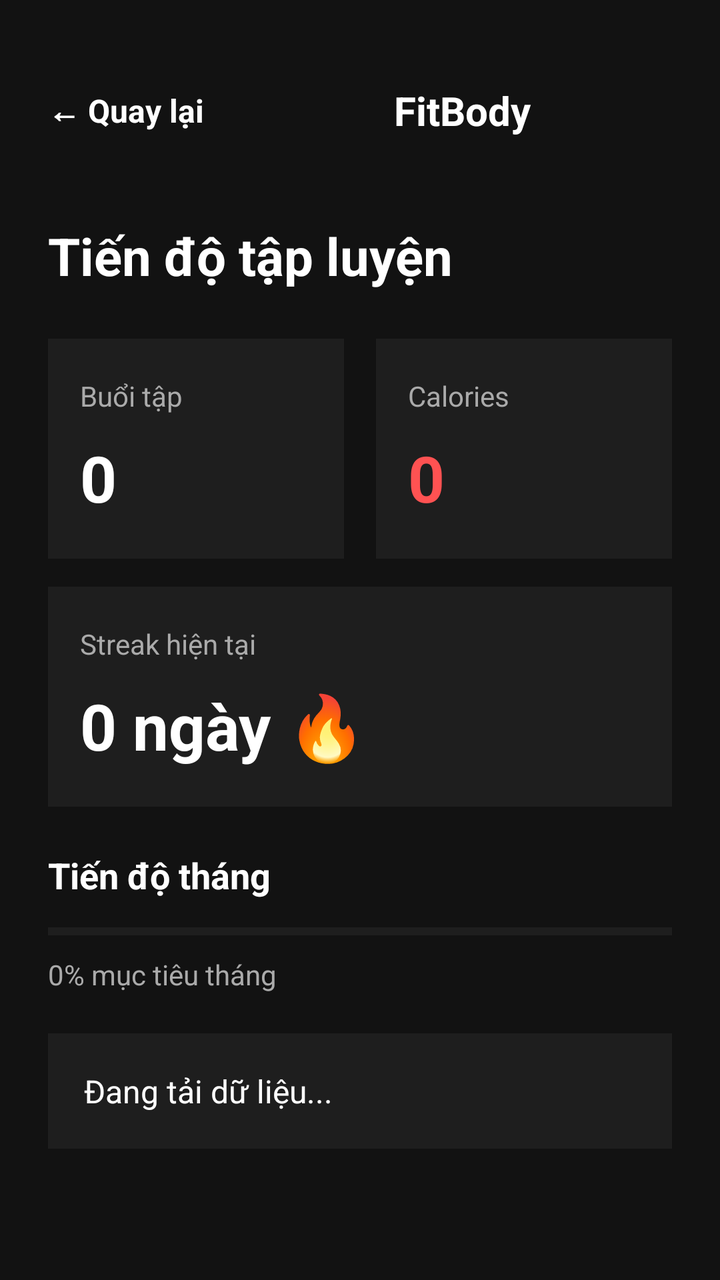
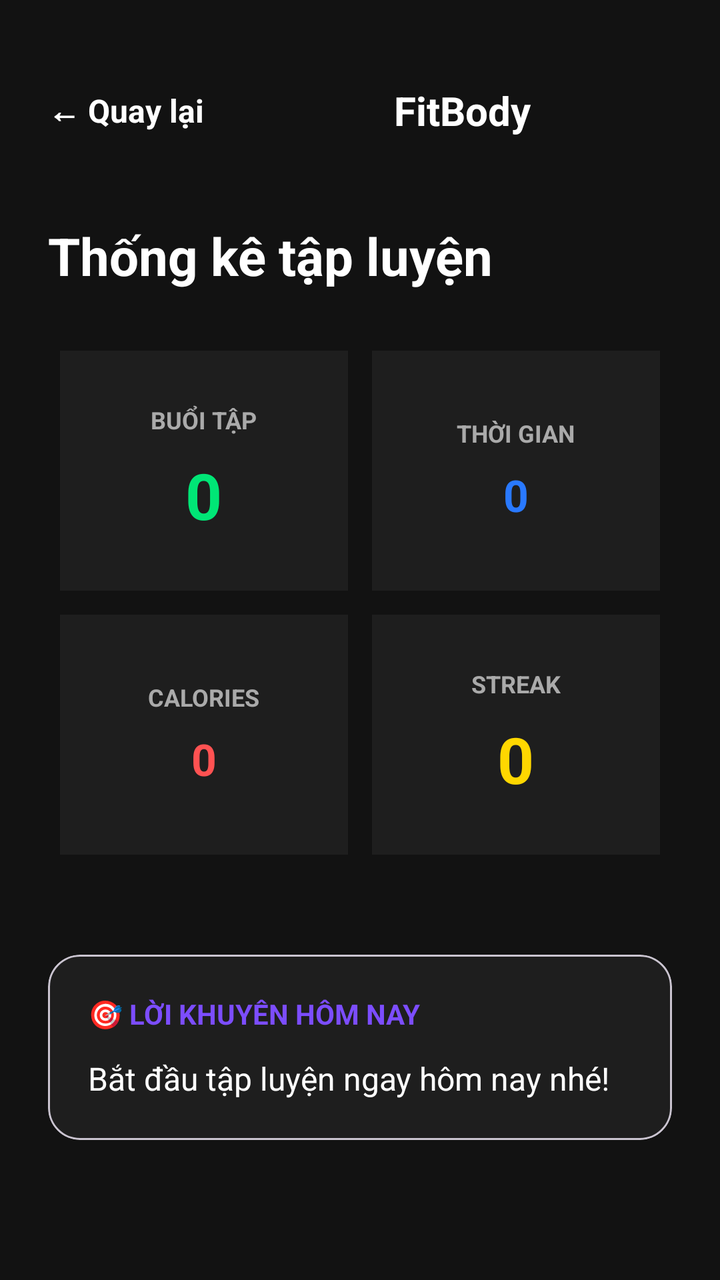

The first picture is an Android layout as it rendered before a commit; the second is the same layout after the commit. The layout source and the unified diff follow.
<!-- AndroidManifest.xml: application theme Theme.FitBody -->
<!-- res/layout/activity_workout_stats.xml -->
<?xml version="1.0" encoding="utf-8"?>
<ScrollView
    xmlns:android="http://schemas.android.com/apk/res/android"
    android:layout_width="match_parent"
    android:layout_height="match_parent"
    android:background="#121212">

    <LinearLayout
        android:layout_width="match_parent"
        android:layout_height="wrap_content"
        android:orientation="vertical">

        <include layout="@layout/toolbar_fitbody" />

        <LinearLayout
            android:layout_width="match_parent"
            android:layout_height="wrap_content"
            android:orientation="vertical"
            android:padding="24dp">

            <TextView
                android:layout_width="match_parent"
                android:layout_height="wrap_content"
                android:text="Tiến độ tập luyện"
                android:textColor="#FFFFFF"
                android:textSize="26sp"
                android:textStyle="bold"
                android:layout_marginBottom="24dp" />

            <LinearLayout
                android:layout_width="match_parent"
                android:layout_height="wrap_content"
                android:orientation="horizontal"
                android:layout_marginBottom="14dp">

                <LinearLayout
                    android:layout_width="0dp"
                    android:layout_height="110dp"
                    android:layout_weight="1"
                    android:layout_marginEnd="8dp"
                    android:orientation="vertical"
                    android:background="#1E1E1E"
                    android:padding="16dp"
                    android:gravity="center_vertical">

                    <TextView
                        android:layout_width="wrap_content"
                        android:layout_height="wrap_content"
                        android:text="Buổi tập"
                        android:textColor="#AAAAAA"
                        android:textSize="14sp" />

                    <TextView
                        android:id="@+id/txtTotalWorkout"
                        android:layout_width="wrap_content"
                        android:layout_height="wrap_content"
                        android:text="0"
                        android:textColor="#FFFFFF"
                        android:textSize="32sp"
                        android:textStyle="bold"
                        android:layout_marginTop="10dp" />

                </LinearLayout>

                <LinearLayout
                    android:layout_width="0dp"
                    android:layout_height="110dp"
                    android:layout_weight="1"
                    android:layout_marginStart="8dp"
                    android:orientation="vertical"
                    android:background="#1E1E1E"
                    android:padding="16dp"
                    android:gravity="center_vertical">

                    <TextView
                        android:layout_width="wrap_content"
                        android:layout_height="wrap_content"
                        android:text="Calories"
                        android:textColor="#AAAAAA"
                        android:textSize="14sp" />

                    <TextView
                        android:id="@+id/txtTotalCalories"
                        android:layout_width="wrap_content"
                        android:layout_height="wrap_content"
                        android:text="0"
                        android:textColor="#FF5252"
                        android:textSize="32sp"
                        android:textStyle="bold"
                        android:layout_marginTop="10dp" />

                </LinearLayout>

            </LinearLayout>

            <LinearLayout
                android:layout_width="match_parent"
                android:layout_height="110dp"
                android:orientation="vertical"
                android:background="#1E1E1E"
                android:padding="16dp"
                android:gravity="center_vertical"
                android:layout_marginBottom="22dp">

                <TextView
                    android:layout_width="wrap_content"
                    android:layout_height="wrap_content"
                    android:text="Streak hiện tại"
                    android:textColor="#AAAAAA"
                    android:textSize="14sp" />

                <TextView
                    android:id="@+id/txtStreak"
                    android:layout_width="wrap_content"
                    android:layout_height="wrap_content"
                    android:text="0 ngày 🔥"
                    android:textColor="#FFFFFF"
                    android:textSize="32sp"
                    android:textStyle="bold"
                    android:layout_marginTop="10dp" />

            </LinearLayout>

            <TextView
                android:layout_width="match_parent"
                android:layout_height="wrap_content"
                android:text="Tiến độ tháng"
                android:textColor="#FFFFFF"
                android:textSize="18sp"
                android:textStyle="bold"
                android:layout_marginBottom="12dp" />

            <ProgressBar
                android:id="@+id/progressMonth"
                style="?android:attr/progressBarStyleHorizontal"
                android:layout_width="match_parent"
                android:layout_height="8dp"
                android:max="100"
                android:progress="0"
                android:progressTint="#7C4DFF"
                android:progressBackgroundTint="#444444"
                android:layout_marginBottom="8dp" />

            <TextView
                android:id="@+id/txtMonthPercent"
                android:layout_width="match_parent"
                android:layout_height="wrap_content"
                android:text="0% mục tiêu tháng"
                android:textColor="#AAAAAA"
                android:textSize="14sp"
                android:layout_marginBottom="20dp" />

            <TextView
                android:id="@+id/txtAdvice"
                android:layout_width="match_parent"
                android:layout_height="wrap_content"
                android:text="Đang tải dữ liệu..."
                android:textColor="#FFFFFF"
                android:textSize="16sp"
                android:background="#1E1E1E"
                android:padding="18dp" />

        </LinearLayout>

    </LinearLayout>

</ScrollView>
<!-- res/layout/toolbar_fitbody.xml (included above) -->
<?xml version="1.0" encoding="utf-8"?>
<LinearLayout
    xmlns:android="http://schemas.android.com/apk/res/android"
    android:layout_width="match_parent"
    android:layout_height="wrap_content"
    android:minHeight="80dp"
    android:orientation="horizontal"
    android:gravity="center_vertical"
    android:background="#121212"
    android:paddingStart="12dp"
    android:paddingEnd="12dp"
    android:paddingTop="32dp"
    android:paddingBottom="8dp">

    <TextView
        android:id="@+id/btnBack"
        android:layout_width="wrap_content"
        android:layout_height="wrap_content"
        android:text="← Quay lại"
        android:textColor="#FFFFFF"
        android:textSize="16sp"
        android:textStyle="bold"
        android:padding="12dp"/>

    <TextView
        android:id="@+id/txtTitle"
        android:layout_width="0dp"
        android:layout_height="wrap_content"
        android:layout_weight="1"
        android:gravity="center"
        android:text="FitBody"
        android:textColor="#FFFFFF"
        android:textSize="20sp"
        android:textStyle="bold"/>

</LinearLayout>
<!-- resources referenced by this layout -->
<resources>
  <style name="Theme.FitBody" parent="Theme.Material3.DayNight.NoActionBar">
          <item name="colorPrimary">@color/primary</item>
          <item name="android:windowBackground">@color/app_background</item>
          <item name="android:statusBarColor">@color/app_background</item>
          <item name="android:navigationBarColor">@color/app_background</item>
  
          
          <item name="colorSurface">@color/card_background</item>
          <item name="colorOnSurface">@color/text_primary</item>
          <item name="colorOnSurfaceVariant">@color/text_secondary</item>
      </style>
  <color name="primary">#7C4DFF</color>
  <color name="app_background">#FFFFFF</color>
  <color name="card_background">#F5F5F5</color>
  <color name="text_primary">#121212</color>
  <color name="text_secondary">#757575</color>
</resources>

<!-- the commit's change to res/layout/activity_workout_stats.xml (unified diff, before → after) -->
@@ -1,6 +1,7 @@
 <?xml version="1.0" encoding="utf-8"?>
 <ScrollView
     xmlns:android="http://schemas.android.com/apk/res/android"
+    xmlns:app="http://schemas.android.com/apk/res-auto"
     android:layout_width="match_parent"
     android:layout_height="match_parent"
     android:background="#121212">
@@ -21,149 +22,163 @@
             <TextView
                 android:layout_width="match_parent"
                 android:layout_height="wrap_content"
-                android:text="Tiến độ tập luyện"
+                android:text="Thống kê tập luyện"
                 android:textColor="#FFFFFF"
                 android:textSize="26sp"
                 android:textStyle="bold"
                 android:layout_marginBottom="24dp" />
 
-            <LinearLayout
+            
+            <GridLayout
                 android:layout_width="match_parent"
                 android:layout_height="wrap_content"
-                android:orientation="horizontal"
-                android:layout_marginBottom="14dp">
-
-                <LinearLayout
-                    android:layout_width="0dp"
-                    android:layout_height="110dp"
-                    android:layout_weight="1"
-                    android:layout_marginEnd="8dp"
-                    android:orientation="vertical"
-                    android:background="#1E1E1E"
-                    android:padding="16dp"
-                    android:gravity="center_vertical">
-
-                    <TextView
-                        android:layout_width="wrap_content"
-                        android:layout_height="wrap_content"
-                        android:text="Buổi tập"
-                        android:textColor="#AAAAAA"
-                        android:textSize="14sp" />
-
-                    <TextView
-                        android:id="@+id/txtTotalWorkout"
-                        android:layout_width="wrap_content"
-                        android:layout_height="wrap_content"
-                        android:text="0"
-                        android:textColor="#FFFFFF"
+                android:columnCount="2"
+                android:alignmentMode="alignMargins"
+                android:layout_marginBottom="24dp">
+
+                <LinearLayout
+                    android:layout_width="0dp"
+                    android:layout_height="120dp"
+                    android:layout_columnWeight="1"
+                    android:layout_margin="6dp"
+                    android:background="#1E1E1E"
+                    android:padding="16dp"
+                    android:gravity="center"
+                    android:orientation="vertical">
+                    <TextView
+                        android:layout_width="wrap_content"
+                        android:layout_height="wrap_content"
+                        android:text="BUỔI TẬP"
+                        android:textColor="#AAAAAA"
+                        android:textSize="12sp"
+                        android:textStyle="bold"/>
+                    <TextView
+                        android:id="@+id/txtTotalWorkouts"
+                        android:layout_width="wrap_content"
+                        android:layout_height="wrap_content"
+                        android:text="0"
+                        android:textColor="#00E676"
                         android:textSize="32sp"
                         android:textStyle="bold"
-                        android:layout_marginTop="10dp" />
-
-                </LinearLayout>
-
-                <LinearLayout
-                    android:layout_width="0dp"
-                    android:layout_height="110dp"
-                    android:layout_weight="1"
-                    android:layout_marginStart="8dp"
-                    android:orientation="vertical"
-                    android:background="#1E1E1E"
-                    android:padding="16dp"
-                    android:gravity="center_vertical">
-
-                    <TextView
-                        android:layout_width="wrap_content"
-                        android:layout_height="wrap_content"
-                        android:text="Calories"
-                        android:textColor="#AAAAAA"
-                        android:textSize="14sp" />
-
+                        android:layout_marginTop="8dp"/>
+                </LinearLayout>
+
+                <LinearLayout
+                    android:layout_width="0dp"
+                    android:layout_height="120dp"
+                    android:layout_columnWeight="1"
+                    android:layout_margin="6dp"
+                    android:background="#1E1E1E"
+                    android:padding="16dp"
+                    android:gravity="center"
+                    android:orientation="vertical">
+                    <TextView
+                        android:layout_width="wrap_content"
+                        android:layout_height="wrap_content"
+                        android:text="THỜI GIAN"
+                        android:textColor="#AAAAAA"
+                        android:textSize="12sp"
+                        android:textStyle="bold"/>
+                    <TextView
+                        android:id="@+id/txtTotalMinutes"
+                        android:layout_width="wrap_content"
+                        android:layout_height="wrap_content"
+                        android:text="0"
+                        android:textColor="#2979FF"
+                        android:textSize="22sp"
+                        android:textStyle="bold"
+                        android:layout_marginTop="8dp"/>
+                </LinearLayout>
+
+                <LinearLayout
+                    android:layout_width="0dp"
+                    android:layout_height="120dp"
+                    android:layout_columnWeight="1"
+                    android:layout_margin="6dp"
+                    android:background="#1E1E1E"
+                    android:padding="16dp"
+                    android:gravity="center"
+                    android:orientation="vertical">
+                    <TextView
+                        android:layout_width="wrap_content"
+                        android:layout_height="wrap_content"
+                        android:text="CALORIES"
+                        android:textColor="#AAAAAA"
+                        android:textSize="12sp"
+                        android:textStyle="bold"/>
                     <TextView
                         android:id="@+id/txtTotalCalories"
                         android:layout_width="wrap_content"
                         android:layout_height="wrap_content"
                         android:text="0"
                         android:textColor="#FF5252"
+                        android:textSize="22sp"
+                        android:textStyle="bold"
+                        android:layout_marginTop="8dp"/>
+                </LinearLayout>
+
+                <LinearLayout
+                    android:layout_width="0dp"
+                    android:layout_height="120dp"
+                    android:layout_columnWeight="1"
+                    android:layout_margin="6dp"
+                    android:background="#1E1E1E"
+                    android:padding="16dp"
+                    android:gravity="center"
+                    android:orientation="vertical">
+                    <TextView
+                        android:layout_width="wrap_content"
+                        android:layout_height="wrap_content"
+                        android:text="STREAK"
+                        android:textColor="#AAAAAA"
+                        android:textSize="12sp"
+                        android:textStyle="bold"/>
+                    <TextView
+                        android:id="@+id/txtStreak"
+                        android:layout_width="wrap_content"
+                        android:layout_height="wrap_content"
+                        android:text="0"
+                        android:textColor="#FFD700"
                         android:textSize="32sp"
                         android:textStyle="bold"
-                        android:layout_marginTop="10dp" />
-
-                </LinearLayout>
-
-            </LinearLayout>
-
-            <LinearLayout
-                android:layout_width="match_parent"
-                android:layout_height="110dp"
-                android:orientation="vertical"
-                android:background="#1E1E1E"
-                android:padding="16dp"
-                android:gravity="center_vertical"
-                android:layout_marginBottom="22dp">
-
-                <TextView
-                    android:layout_width="wrap_content"
-                    android:layout_height="wrap_content"
-                    android:text="Streak hiện tại"
-                    android:textColor="#AAAAAA"
-                    android:textSize="14sp" />
-
-                <TextView
-                    android:id="@+id/txtStreak"
-                    android:layout_width="wrap_content"
-                    android:layout_height="wrap_content"
-                    android:text="0 ngày 🔥"
-                    android:textColor="#FFFFFF"
-                    android:textSize="32sp"
-                    android:textStyle="bold"
-                    android:layout_marginTop="10dp" />
-
-            </LinearLayout>
-
-            <TextView
+                        android:layout_marginTop="8dp"/>
+                </LinearLayout>
+
+            </GridLayout>
+
+            
+            <com.google.android.material.card.MaterialCardView
                 android:layout_width="match_parent"
                 android:layout_height="wrap_content"
-                android:text="Tiến độ tháng"
-                android:textColor="#FFFFFF"
-                android:textSize="18sp"
-                android:textStyle="bold"
-                android:layout_marginBottom="12dp" />
-
-            <ProgressBar
-                android:id="@+id/progressMonth"
-                style="?android:attr/progressBarStyleHorizontal"
-                android:layout_width="match_parent"
-                android:layout_height="8dp"
-                android:max="100"
-                android:progress="0"
-                android:progressTint="#7C4DFF"
-                android:progressBackgroundTint="#444444"
-                android:layout_marginBottom="8dp" />
-
-            <TextView
-                android:id="@+id/txtMonthPercent"
-                android:layout_width="match_parent"
-                android:layout_height="wrap_content"
-                android:text="0% mục tiêu tháng"
-                android:textColor="#AAAAAA"
-                android:textSize="14sp"
-                android:layout_marginBottom="20dp" />
-
-            <TextView
-                android:id="@+id/txtAdvice"
-                android:layout_width="match_parent"
-                android:layout_height="wrap_content"
-                android:text="Đang tải dữ liệu..."
-                android:textColor="#FFFFFF"
-                android:textSize="16sp"
-                android:background="#1E1E1E"
-                android:padding="18dp" />
+                app:cardCornerRadius="16dp"
+                app:cardBackgroundColor="#1E1E1E"
+                android:layout_marginTop="20dp">
+                <LinearLayout
+                    android:layout_width="match_parent"
+                    android:layout_height="wrap_content"
+                    android:padding="20dp"
+                    android:orientation="vertical">
+                    <TextView
+                        android:layout_width="wrap_content"
+                        android:layout_height="wrap_content"
+                        android:text="🎯 LỜI KHUYÊN HÔM NAY"
+                        android:textColor="#7C4DFF"
+                        android:textStyle="bold"
+                        android:textSize="14sp"/>
+                    <TextView
+                        android:id="@+id/txtMotivation"
+                        android:layout_width="match_parent"
+                        android:layout_height="wrap_content"
+                        android:layout_marginTop="12dp"
+                        android:text="Bắt đầu tập luyện ngay hôm nay nhé!"
+                        android:textColor="#FFFFFF"
+                        android:textSize="16sp"
+                        android:lineSpacingExtra="4dp"/>
+                </LinearLayout>
+            </com.google.android.material.card.MaterialCardView>
 
         </LinearLayout>
-
     </LinearLayout>
-
 </ScrollView>
 <!-- res/layout/toolbar_fitbody.xml (included above) -->
 <?xml version="1.0" encoding="utf-8"?>
